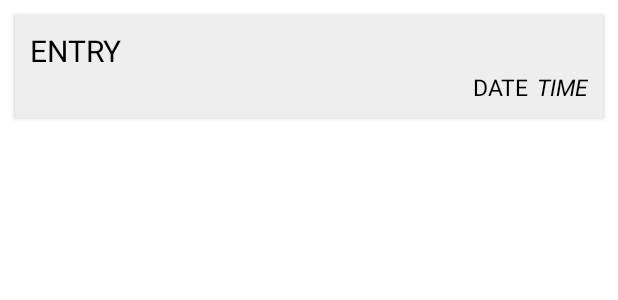
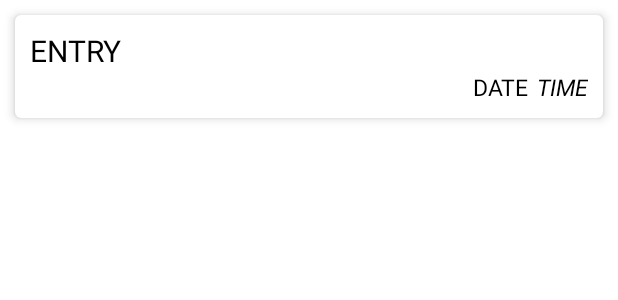
Before and after one commit to Yukon2077/Notes_By_Yukon, an Android app: the layout recyclerview_entry_cardview.xml on its own in the app's theme, with its tools: preview values and no code run, on a phone screen of 412 x 824 dp. Shown: the top 300 px of the screen. Run offline under Robolectric (Android 15) with nearby library versions, the phone set to English and light mode, and no system bars.

Commit message:
Changed some colors and changed some views to their Material Design counterparts

```diff
--- a/app/src/main/res/layout/recyclerview_entry_cardview.xml
+++ b/app/src/main/res/layout/recyclerview_entry_cardview.xml
@@ -1,12 +1,14 @@
 <?xml version="1.0" encoding="utf-8"?>
-<androidx.cardview.widget.CardView
+<com.google.android.material.card.MaterialCardView
     xmlns:android="http://schemas.android.com/apk/res/android"
+    xmlns:app="http://schemas.android.com/apk/res-auto"
     android:id="@+id/cardview"
     android:layout_width="match_parent"
     android:layout_height="wrap_content"
     android:layout_marginTop="10dp"
     android:layout_marginStart="10dp"
     android:layout_marginEnd="10dp"
+    app:cardElevation="4dp"
     android:foreground="?attr/selectableItemBackgroundBorderless"
     android:backgroundTint="?colorSurface">
 
@@ -49,4 +51,4 @@
 
     </LinearLayout>
 
-</androidx.cardview.widget.CardView>
+</com.google.android.material.card.MaterialCardView>
--- a/app/src/main/res/layout/toolbar.xml
+++ b/app/src/main/res/layout/toolbar.xml
@@ -1,5 +1,5 @@
 <?xml version="1.0" encoding="utf-8"?>
-<androidx.appcompat.widget.Toolbar
+<com.google.android.material.appbar.MaterialToolbar
     xmlns:android="http://schemas.android.com/apk/res/android"
     xmlns:app="http://schemas.android.com/apk/res-auto"
     android:layout_width="match_parent"
@@ -9,4 +9,4 @@
     app:titleTextColor="?colorOnPrimary"
     android:elevation="4dp">
 
-</androidx.appcompat.widget.Toolbar>
+</com.google.android.material.appbar.MaterialToolbar>
--- a/app/src/main/res/values-night/themes.xml
+++ b/app/src/main/res/values-night/themes.xml
@@ -15,9 +15,9 @@
         <!-- Status bar color. -->
         <item name="android:statusBarColor" tools:targetApi="l">?attr/colorPrimaryVariant</item>
         <!-- Customize your theme here. -->
-        <item name="android:windowBackground">@color/black</item>
+        <item name="android:windowBackground">@color/dark_grey</item>
         <item name="android:navigationBarColor">@color/black</item>
-        <item name="colorSurface">@color/light_dark</item>
+        <item name="colorSurface">@color/dark_grey</item>
         <item name="android:textColorPrimary">@color/white</item>
         <item name="android:textColor">@color/white</item>
         <item name="android:windowAnimationStyle">@style/WindowAnimationTransition</item>
--- a/app/src/main/res/values/colors.xml
+++ b/app/src/main/res/values/colors.xml
@@ -9,6 +9,7 @@
     <color name="white">#FFFFFFFF</color>
     <color name="transparent">#00000000</color>
     <color name="grey">#777777</color>
+    <color name="dark_grey">#121212</color>
     <color name="light_dark">#111111</color>
     <color name="light_white">#EEEEEE</color>
 </resources>
--- a/app/src/main/res/values/themes.xml
+++ b/app/src/main/res/values/themes.xml
@@ -17,7 +17,7 @@
         <!-- Customize your theme here. -->
         <item name="android:windowBackground">@color/white</item>
         <item name="android:navigationBarColor">@color/white</item>
-        <item name="colorSurface">@color/light_white</item>
+        <item name="colorSurface">@color/white</item>
         <item name="android:textColorPrimary">@color/black</item>
         <item name="android:textColor">@color/black</item>
         <item name="android:windowAnimationStyle">@style/WindowAnimationTransition</item>
```
